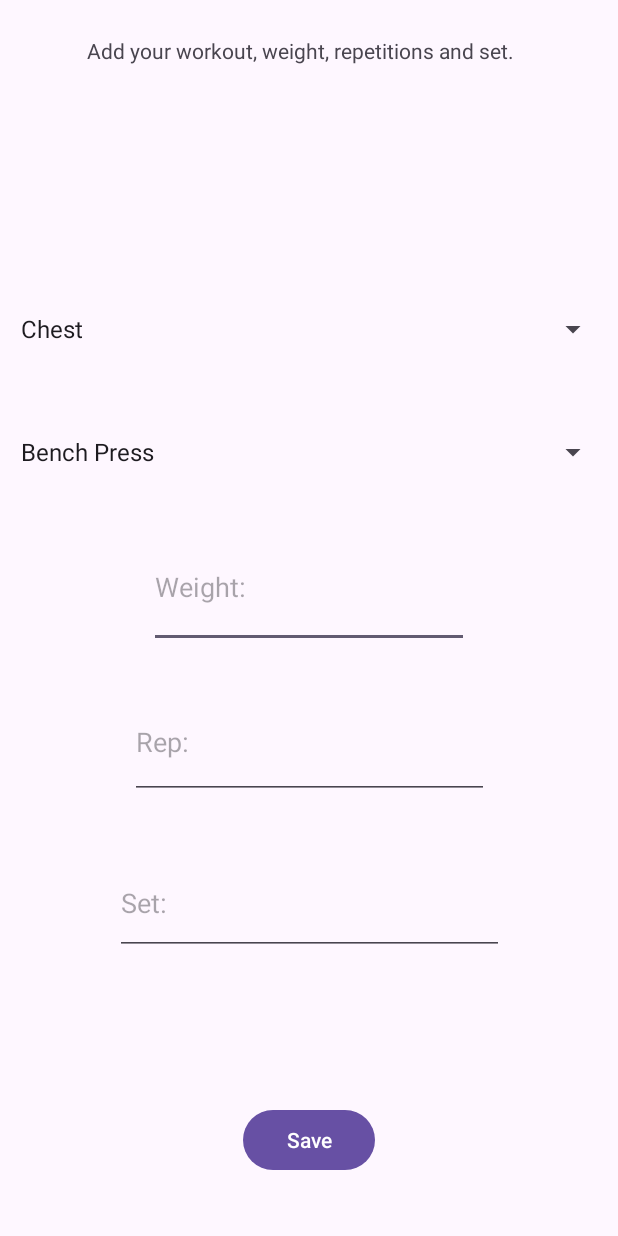
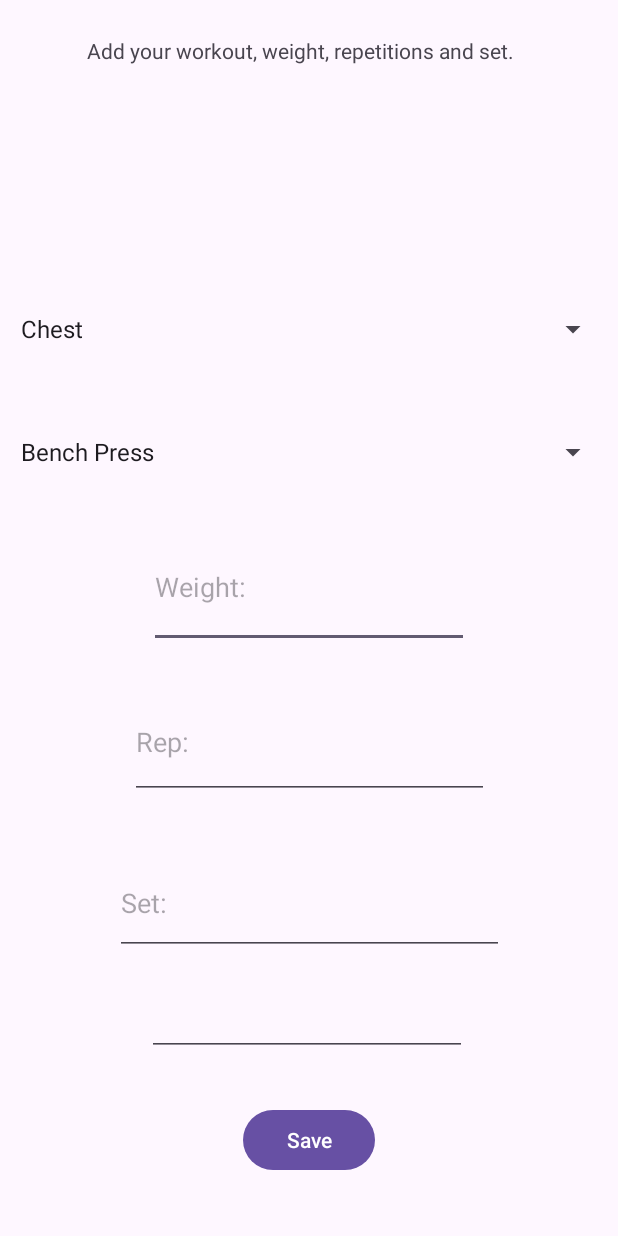
Before and after one commit to can-cali/fitnessTracker, an Android app: the screen it shows after launch (WorkoutSaveActivity), after a tap on "Workout Save", on a phone screen of 412 x 824 dp. Run offline under Robolectric (Android 15) with nearby library versions, the phone set to English and light mode, and no system bars.

Commit message:
Reorganized the project code, got rid of crash happening when saved workouts opened. Still cannot see the saved data by the user.

```diff
--- a/app/src/main/java/com/example/fitnesstracker/MainActivity.java
+++ b/app/src/main/java/com/example/fitnesstracker/MainActivity.java
@@ -3,16 +3,23 @@ package com.example.fitnesstracker;
 import androidx.appcompat.app.AppCompatActivity;
 
 import android.content.Intent;
+import android.database.sqlite.SQLiteDatabase;
 import android.os.Bundle;
 import android.util.Log;
 import android.view.View;
 
+import com.example.fitnesstracker.databinding.ActivityMainBinding;
+
 public class MainActivity extends AppCompatActivity {
+
+    private ActivityMainBinding binding;
 
     @Override
     protected void onCreate(Bundle savedInstanceState) {
         super.onCreate(savedInstanceState);
-        setContentView(R.layout.activity_main);
+        binding = ActivityMainBinding.inflate(getLayoutInflater());
+        View view = binding.getRoot();
+        setContentView(view);
     }
 
     public void workoutSession(View view) {
--- a/app/src/main/java/com/example/fitnesstracker/WorkoutSaveActivity.java
+++ b/app/src/main/java/com/example/fitnesstracker/WorkoutSaveActivity.java
@@ -2,20 +2,38 @@ package com.example.fitnesstracker;
 
 import androidx.appcompat.app.AppCompatActivity;
 
+import android.database.sqlite.SQLiteDatabase;
+import android.database.sqlite.SQLiteStatement;
 import android.os.Bundle;
 import android.view.View;
 import android.widget.AdapterView;
 import android.widget.ArrayAdapter;
+import android.widget.Button;
+import android.widget.EditText;
 import android.widget.Spinner;
 
 public class WorkoutSaveActivity extends AppCompatActivity {
+    SQLiteDatabase workout;
 
     @Override
     protected void onCreate(Bundle savedInstanceState) {
         super.onCreate(savedInstanceState);
         setContentView(R.layout.activity_workout_save);
 
+        try {
+
+            workout = this.openOrCreateDatabase("Workout", MODE_PRIVATE, null);
+            workout.execSQL("CREATE TABLE IF NOT EXISTS workout (id INTEGER PRIMARY KEY AUTOINCREMENT, bodyPart VARCHAR, workout VARCHAR, sets INTEGER, reps INTEGER, weight REAL, date VARCHAR);");
+
+
             Spinner spinnerBodyParts = findViewById(R.id.spinnerBodyParts);
+            Spinner spinnerWorkouts = findViewById(R.id.spinnerWorkouts);
+            Button saveButton = findViewById(R.id.buttonSave);
+            EditText weight = findViewById(R.id.inputWeight);
+            EditText set = findViewById(R.id.inputSet);
+            EditText rep = findViewById(R.id.inputRep);
+            EditText date = findViewById(R.id.inputDate);
+
             String[] parentItems = new String[]{"Chest", "Back", "Arms", "Shoulder", "Legs", "Core"};
             ArrayAdapter<String> parentAdapter = new ArrayAdapter<>(this, android.R.layout.simple_spinner_dropdown_item, parentItems);
             spinnerBodyParts.setAdapter(parentAdapter);
@@ -27,7 +45,7 @@ public class WorkoutSaveActivity extends AppCompatActivity {
                     if (item != null) {
                         String selectedItem = item.toString();
 
-                    Spinner spinnerWorkouts = findViewById(R.id.spinnerWorkouts);
+
                         String[] childItems;
                         switch (selectedItem) {
                             case "Chest":
@@ -51,8 +69,12 @@ public class WorkoutSaveActivity extends AppCompatActivity {
                             default:
                                 childItems = new String[]{"NONE"};
                         }
+
+
                         ArrayAdapter<String> childAdapter = new ArrayAdapter<>(WorkoutSaveActivity.this,android.R.layout.simple_spinner_dropdown_item,childItems);
                         spinnerWorkouts.setAdapter(childAdapter);
+
+
                     }
                 }
 
@@ -66,5 +88,26 @@ public class WorkoutSaveActivity extends AppCompatActivity {
 
 
 
+
+            saveButton.setOnClickListener(new View.OnClickListener() {
+                @Override
+                public void onClick(View v) {
+                    String sqlString = "INSERT INTO workout (bodyPart, workout, sets, reps, weight, date) VALUES ('?', ?, ?, ?, ?, ?);";
+                    SQLiteStatement sqLiteStatement = workout.compileStatement(sqlString);
+                    sqLiteStatement.bindString(1, spinnerBodyParts.getSelectedItem().toString());
+                    sqLiteStatement.bindString(2, spinnerWorkouts.getSelectedItem().toString());
+                    sqLiteStatement.bindLong(3, Long.parseLong(set.getText().toString()));
+                    sqLiteStatement.bindLong(4, Long.parseLong(rep.getText().toString()));
+                    sqLiteStatement.bindDouble(5, Double.parseDouble(weight.getText().toString()));
+                    sqLiteStatement.bindLong(6, Long.parseLong(date.getText().toString()));
+
+                    sqLiteStatement.execute();
+                }
+            });
+
+        } catch(Exception e){
+            e.printStackTrace();
+        }
+
     }
 }
--- a/app/src/main/res/layout/activity_workout_save.xml
+++ b/app/src/main/res/layout/activity_workout_save.xml
@@ -7,7 +7,7 @@
     tools:context=".WorkoutSaveActivity">
 
     <Button
-        android:id="@+id/button"
+        android:id="@+id/buttonSave"
         android:layout_width="wrap_content"
         android:layout_height="wrap_content"
         android:layout_marginBottom="40dp"
@@ -60,7 +60,7 @@
         android:ems="10"
         android:hint="Rep:"
         android:inputType="numberDecimal"
-        app:layout_constraintBottom_toTopOf="@+id/button"
+        app:layout_constraintBottom_toTopOf="@+id/buttonSave"
         app:layout_constraintEnd_toEndOf="parent"
         app:layout_constraintStart_toStartOf="parent"
         app:layout_constraintTop_toBottomOf="@+id/inputWeight"
@@ -73,7 +73,7 @@
         android:ems="10"
         android:hint="Set:"
         android:inputType="numberDecimal"
-        app:layout_constraintBottom_toTopOf="@+id/button"
+        app:layout_constraintBottom_toTopOf="@+id/buttonSave"
         app:layout_constraintEnd_toEndOf="parent"
         app:layout_constraintStart_toStartOf="parent"
         app:layout_constraintTop_toBottomOf="@+id/inputRep"
@@ -89,4 +89,19 @@
         app:layout_constraintStart_toStartOf="parent"
         app:layout_constraintTop_toTopOf="parent" />
 
+    <EditText
+        android:id="@+id/inputDate"
+        android:layout_width="wrap_content"
+        android:layout_height="wrap_content"
+        android:layout_marginStart="99dp"
+        android:layout_marginTop="7dp"
+        android:layout_marginEnd="102dp"
+        android:layout_marginBottom="18dp"
+        android:ems="10"
+        android:inputType="date"
+        app:layout_constraintBottom_toTopOf="@+id/buttonSave"
+        app:layout_constraintEnd_toEndOf="parent"
+        app:layout_constraintStart_toStartOf="parent"
+        app:layout_constraintTop_toBottomOf="@+id/inputSet" />
+
 </androidx.constraintlayout.widget.ConstraintLayout>
```
Also changed, not shown: app/src/main/java/com/example/fitnesstracker/Workout.java (added, +49 -0 lines), app/src/main/java/com/example/fitnesstracker/WorkoutAdapter.java (added, +44 -0 lines), app/src/main/java/com/example/fitnesstracker/WorkoutSessionHistoryActivity.java (+49 -2 lines), app/src/main/res/layout/activity_workout_session_history.xml (+13 -0 lines), app/src/main/res/layout/recycler_row.xml (added, +17 -0 lines). Lines whose indentation alone changed are shown as unchanged.
